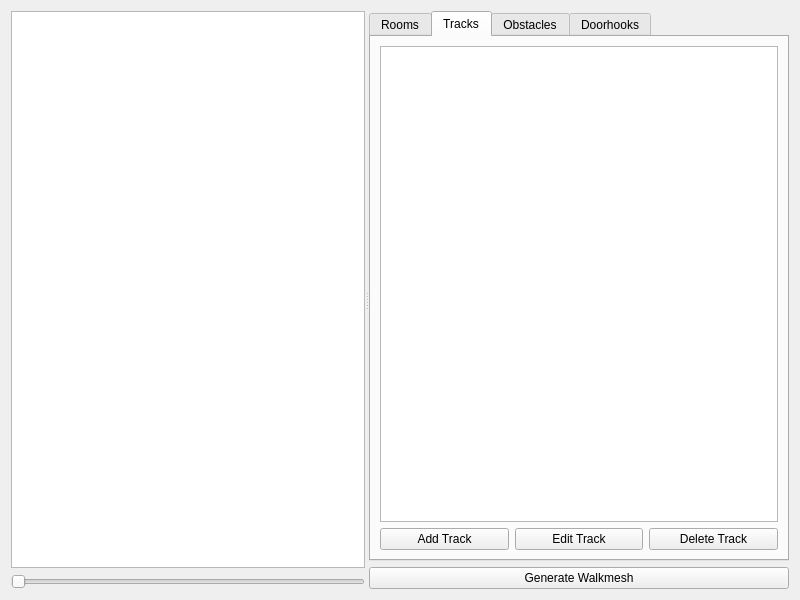
Old version of the form Tools/HolocronToolset/src/ui/widgets/renderer/lyt_editor.ui in the repository NickHugi/PyKotor.
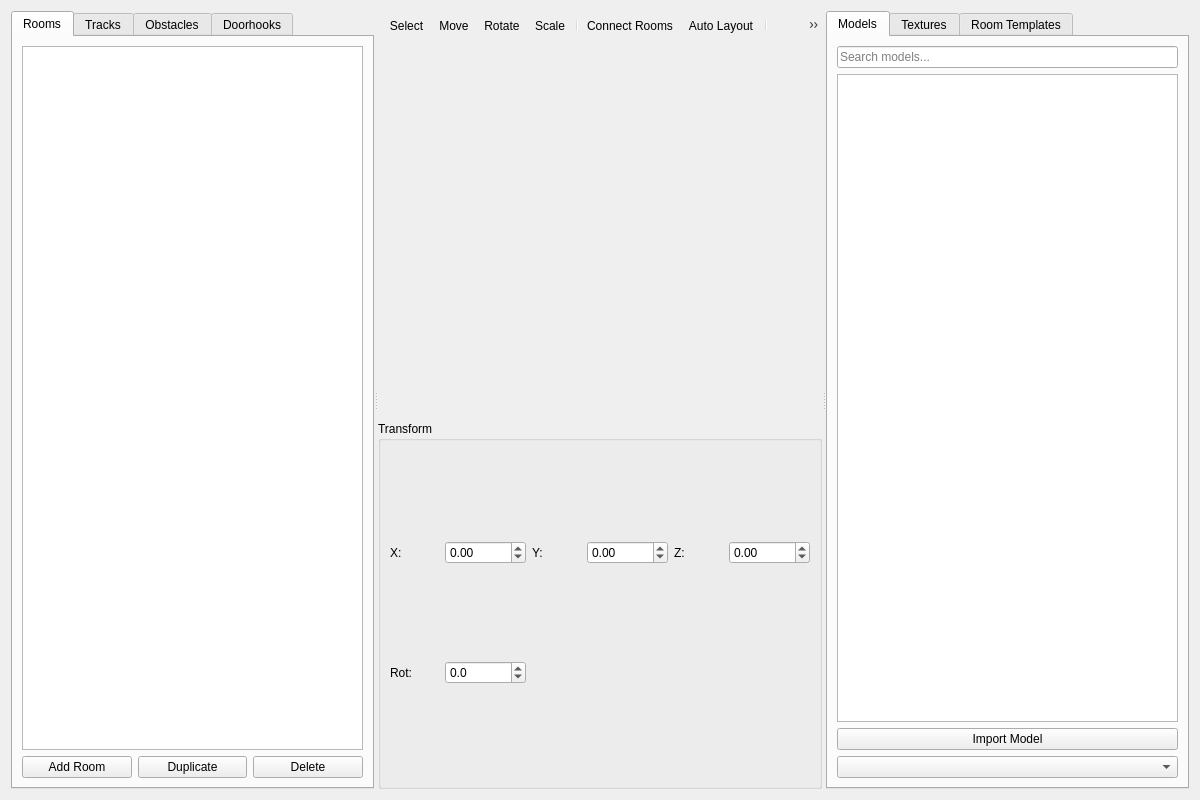
New version of the form. The open tabs and pages were chosen to show the change.

Diff of the .ui file:
```diff
--- a/Tools/HolocronToolset/src/ui/widgets/renderer/lyt_editor.ui
+++ b/Tools/HolocronToolset/src/ui/widgets/renderer/lyt_editor.ui
@@ -6,8 +6,8 @@
    <rect>
     <x>0</x>
     <y>0</y>
-    <width>800</width>
-    <height>600</height>
+    <width>1200</width>
+    <height>800</height>
    </rect>
   </property>
   <property name="windowTitle">
@@ -15,38 +15,26 @@
   </property>
   <layout class="QHBoxLayout" name="horizontalLayout">
    <item>
-    <widget class="QSplitter" name="splitter">
+    <widget class="QSplitter" name="mainSplitter">
      <property name="orientation">
       <enum>Qt::Horizontal</enum>
      </property>
-     <widget class="QWidget" name="leftPanel" native="true">
-      <layout class="QVBoxLayout" name="verticalLayout">
+     <!-- Left Panel - Element Lists -->
+     <widget class="QWidget" name="leftPanel">
+      <layout class="QVBoxLayout" name="leftPanelLayout">
        <item>
-        <widget class="QGraphicsView" name="graphicsView"/>
-       </item>
-       <item>
-        <widget class="QSlider" name="zoomSlider">
-         <property name="orientation">
-          <enum>Qt::Horizontal</enum>
-         </property>
-        </widget>
-       </item>
-      </layout>
-     </widget>
-     <widget class="QWidget" name="rightPanel" native="true">
-      <layout class="QVBoxLayout" name="verticalLayout_2">
-       <item>
-        <widget class="QTabWidget" name="tabWidget">
+        <widget class="QTabWidget" name="elementTabs">
+         <!-- Rooms Tab -->
          <widget class="QWidget" name="roomsTab">
           <attribute name="title">
            <string>Rooms</string>
           </attribute>
-          <layout class="QVBoxLayout" name="verticalLayout_3">
+          <layout class="QVBoxLayout" name="roomsLayout">
            <item>
             <widget class="QListWidget" name="roomsList"/>
            </item>
            <item>
-            <layout class="QHBoxLayout" name="horizontalLayout_2">
+            <layout class="QHBoxLayout" name="roomButtonsLayout">
              <item>
               <widget class="QPushButton" name="addRoomButton">
                <property name="text">
@@ -55,16 +43,16 @@
               </widget>
              </item>
              <item>
-              <widget class="QPushButton" name="editRoomButton">
+              <widget class="QPushButton" name="duplicateRoomButton">
                <property name="text">
-                <string>Edit Room</string>
+                <string>Duplicate</string>
                </property>
               </widget>
              </item>
              <item>
               <widget class="QPushButton" name="deleteRoomButton">
                <property name="text">
-                <string>Delete Room</string>
+                <string>Delete</string>
                </property>
               </widget>
              </item>
@@ -72,16 +60,17 @@
            </item>
           </layout>
          </widget>
+         <!-- Tracks Tab -->
          <widget class="QWidget" name="tracksTab">
           <attribute name="title">
            <string>Tracks</string>
           </attribute>
-          <layout class="QVBoxLayout" name="verticalLayout_4">
+          <layout class="QVBoxLayout" name="tracksLayout">
            <item>
             <widget class="QListWidget" name="tracksList"/>
            </item>
            <item>
-            <layout class="QHBoxLayout" name="horizontalLayout_3">
+            <layout class="QHBoxLayout" name="trackButtonsLayout">
              <item>
               <widget class="QPushButton" name="addTrackButton">
                <property name="text">
@@ -89,17 +78,10 @@
                </property>
               </widget>
              </item>
-             <item>
-              <widget class="QPushButton" name="editTrackButton">
-               <property name="text">
-                <string>Edit Track</string>
-               </property>
-              </widget>
-             </item>
              <item>
               <widget class="QPushButton" name="deleteTrackButton">
                <property name="text">
-                <string>Delete Track</string>
+                <string>Delete</string>
                </property>
               </widget>
              </item>
@@ -107,16 +89,17 @@
            </item>
           </layout>
          </widget>
+         <!-- Obstacles Tab -->
          <widget class="QWidget" name="obstaclesTab">
           <attribute name="title">
            <string>Obstacles</string>
           </attribute>
-          <layout class="QVBoxLayout" name="verticalLayout_5">
+          <layout class="QVBoxLayout" name="obstaclesLayout">
            <item>
             <widget class="QListWidget" name="obstaclesList"/>
            </item>
            <item>
-            <layout class="QHBoxLayout" name="horizontalLayout_4">
+            <layout class="QHBoxLayout" name="obstacleButtonsLayout">
              <item>
               <widget class="QPushButton" name="addObstacleButton">
                <property name="text">
@@ -124,17 +107,10 @@
                </property>
               </widget>
              </item>
-             <item>
-              <widget class="QPushButton" name="editObstacleButton">
-               <property name="text">
-                <string>Edit Obstacle</string>
-               </property>
-              </widget>
-             </item>
              <item>
               <widget class="QPushButton" name="deleteObstacleButton">
                <property name="text">
-                <string>Delete Obstacle</string>
+                <string>Delete</string>
                </property>
               </widget>
              </item>
@@ -142,16 +118,17 @@
            </item>
           </layout>
          </widget>
+         <!-- Doorhooks Tab -->
          <widget class="QWidget" name="doorhooksTab">
           <attribute name="title">
            <string>Doorhooks</string>
           </attribute>
-          <layout class="QVBoxLayout" name="verticalLayout_6">
+          <layout class="QVBoxLayout" name="doorhooksLayout">
            <item>
             <widget class="QListWidget" name="doorhooksList"/>
            </item>
            <item>
-            <layout class="QHBoxLayout" name="horizontalLayout_5">
+            <layout class="QHBoxLayout" name="doorhookButtonsLayout">
              <item>
               <widget class="QPushButton" name="addDoorhookButton">
                <property name="text">
@@ -159,17 +136,10 @@
                </property>
               </widget>
              </item>
-             <item>
-              <widget class="QPushButton" name="editDoorhookButton">
-               <property name="text">
-                <string>Edit Doorhook</string>
-               </property>
-              </widget>
-             </item>
              <item>
               <widget class="QPushButton" name="deleteDoorhookButton">
                <property name="text">
-                <string>Delete Doorhook</string>
+                <string>Delete</string>
                </property>
               </widget>
              </item>
@@ -179,11 +149,230 @@
          </widget>
         </widget>
        </item>
+      </layout>
+     </widget>
+     <!-- Center Panel - 3D View -->
+     <widget class="QWidget" name="centerPanel">
+      <layout class="QVBoxLayout" name="centerPanelLayout">
+       <!-- Toolbar -->
        <item>
-        <widget class="QPushButton" name="generateWalkmeshButton">
-         <property name="text">
-          <string>Generate Walkmesh</string>
+        <widget class="QToolBar" name="toolBar">
+         <addaction name="actionSelect"/>
+         <addaction name="actionMove"/>
+         <addaction name="actionRotate"/>
+         <addaction name="actionScale"/>
+         <addaction name="separator"/>
+         <addaction name="actionConnectRooms"/>
+         <addaction name="actionAutoLayout"/>
+         <addaction name="separator"/>
+         <addaction name="actionGrid"/>
+         <addaction name="actionSnap"/>
+         <addaction name="separator"/>
+         <addaction name="actionTop"/>
+         <addaction name="actionFront"/>
+         <addaction name="actionSide"/>
+         <addaction name="separator"/>
+         <addaction name="actionWalkmesh"/>
+        </widget>
+       </item>
+       <!-- 3D View -->
+       <item>
+        <widget class="QWidget" name="viewportContainer">
+         <layout class="QVBoxLayout" name="viewportLayout"/>
+        </widget>
+       </item>
+       <!-- Transform Controls -->
+       <item>
+        <widget class="QGroupBox" name="transformGroup">
+         <property name="title">
+          <string>Transform</string>
          </property>
+         <layout class="QGridLayout" name="transformLayout">
+           <item row="0" column="0">
+             <widget class="QLabel" name="posXLabel">
+               <property name="text">
+                <string>X:</string>
+               </property>
+             </widget>
+           </item>
+           <item row="0" column="1">
+             <widget class="QDoubleSpinBox" name="posXSpin">
+               <property name="decimals">
+                <number>2</number>
+               </property>
+               <property name="minimum">
+                <double>-10000.000000000000000</double>
+               </property>
+               <property name="maximum">
+                <double>10000.000000000000000</double>
+               </property>
+             </widget>
+           </item>
+           <item row="0" column="2">
+             <widget class="QLabel" name="posYLabel">
+               <property name="text">
+                <string>Y:</string>
+               </property>
+             </widget>
+           </item>
+           <item row="0" column="3">
+             <widget class="QDoubleSpinBox" name="posYSpin">
+               <property name="decimals">
+                <number>2</number>
+               </property>
+               <property name="minimum">
+                <double>-10000.000000000000000</double>
+               </property>
+               <property name="maximum">
+                <double>10000.000000000000000</double>
+               </property>
+             </widget>
+           </item>
+           <item row="0" column="4">
+             <widget class="QLabel" name="posZLabel">
+               <property name="text">
+                <string>Z:</string>
+               </property>
+             </widget>
+           </item>
+           <item row="0" column="5">
+             <widget class="QDoubleSpinBox" name="posZSpin">
+               <property name="decimals">
+                <number>2</number>
+               </property>
+               <property name="minimum">
+                <double>-10000.000000000000000</double>
+               </property>
+               <property name="maximum">
+                <double>10000.000000000000000</double>
+               </property>
+             </widget>
+           </item>
+           <item row="1" column="0">
+             <widget class="QLabel" name="rotLabel">
+               <property name="text">
+                <string>Rot:</string>
+               </property>
+             </widget>
+           </item>
+           <item row="1" column="1">
+             <widget class="QDoubleSpinBox" name="rotSpin">
+               <property name="decimals">
+                <number>1</number>
+               </property>
+               <property name="minimum">
+                <double>-360.000000000000000</double>
+               </property>
+               <property name="maximum">
+                <double>360.000000000000000</double>
+               </property>
+             </widget>
+           </item>
+         </layout>
+        </widget>
+       </item>
+      </layout>
+     </widget>
+     <!-- Right Panel - Asset Browser -->
+     <widget class="QWidget" name="rightPanel">
+      <layout class="QVBoxLayout" name="rightPanelLayout">
+       <item>
+        <widget class="QTabWidget" name="assetTabs">
+         <!-- Models Tab -->
+         <widget class="QWidget" name="modelsTab">
+          <attribute name="title">
+           <string>Models</string>
+          </attribute>
+          <layout class="QVBoxLayout" name="modelsLayout">
+           <item>
+            <widget class="QLineEdit" name="modelSearchEdit">
+             <property name="placeholderText">
+              <string>Search models...</string>
+             </property>
+            </widget>
+           </item>
+           <item>
+            <widget class="QListWidget" name="modelsList"/>
+           </item>
+           <item>
+            <widget class="QPushButton" name="importModelButton">
+             <property name="text">
+              <string>Import Model</string>
+             </property>
+            </widget>
+           </item>
+           <item>
+            <widget class="QComboBox" name="modelCategoryCombo">
+             <property name="toolTip">
+              <string>Filter models by category</string>
+             </property>
+            </widget>
+           </item>
+          </layout>
+         </widget>
+         <!-- Textures Tab -->
+         <widget class="QWidget" name="texturesTab">
+          <attribute name="title">
+           <string>Textures</string>
+          </attribute>
+          <layout class="QVBoxLayout" name="texturesLayout">
+           <item>
+            <widget class="QLineEdit" name="textureSearchEdit">
+             <property name="placeholderText">
+              <string>Search textures...</string>
+             </property>
+            </widget>
+           </item>
+           <item>
+            <widget class="QListWidget" name="texturesList"/>
+           </item>
+           <item>
+            <widget class="QPushButton" name="importTextureButton">
+             <property name="text">
+              <string>Import Texture</string>
+             </property>
+            </widget>
+           </item>
+           <item>
+            <widget class="QComboBox" name="textureCategoryCombo">
+             <property name="toolTip">
+              <string>Filter textures by category</string>
+             </property>
+            </widget>
+           </item>
+          </layout>
+         </widget>
+         <widget class="QWidget" name="templatesTab">
+          <attribute name="title">
+           <string>Room Templates</string>
+          </attribute>
+          <layout class="QVBoxLayout" name="templatesLayout">
+           <item>
+            <widget class="QLineEdit" name="templateSearchEdit">
+             <property name="placeholderText">
+              <string>Search templates...</string>
+             </property>
+            </widget>
+           </item>
+           <item>
+            <widget class="QListWidget" name="templatesList"/>
+           </item>
+           <item>
+            <widget class="QPushButton" name="saveTemplateButton">
+             <property name="text">
+              <string>Save as Template</string>
+             </property>
+            </widget>
+           </item>
+           <item>
+            <widget class="QComboBox" name="templateCategoryCombo">
+             <property name="toolTip">
+              <string>Filter templates by category</string>
+             </property>
+            </widget>
+           </item>
+          </layout>
+         </widget>
         </widget>
        </item>
       </layout>
@@ -191,6 +380,123 @@
     </widget>
    </item>
   </layout>
+  <action name="actionSelect">
+   <property name="checkable">
+    <bool>true</bool>
+   </property>
+   <property name="text">
+    <string>Select</string>
+   </property>
+   <property name="toolTip">
+    <string>Select Tool (S)</string>
+   </property>
+  </action>
+  <action name="actionMove">
+   <property name="checkable">
+    <bool>true</bool>
+   </property>
+   <property name="text">
+    <string>Move</string>
+   </property>
+   <property name="toolTip">
+    <string>Move Tool (M)</string>
+   </property>
+  </action>
+  <action name="actionRotate">
+   <property name="checkable">
+    <bool>true</bool>
+   </property>
+   <property name="text">
+    <string>Rotate</string>
+   </property>
+   <property name="toolTip">
+    <string>Rotate Tool (R)</string>
+   </property>
+  </action>
+  <action name="actionGrid">
+   <property name="checkable">
+    <bool>true</bool>
+   </property>
+   <property name="text">
+    <string>Grid</string>
+   </property>
+   <property name="toolTip">
+    <string>Toggle Grid (G)</string>
+   </property>
+  </action>
+  <action name="actionSnap">
+   <property name="checkable">
+    <bool>true</bool>
+   </property>
+   <property name="text">
+    <string>Snap</string>
+   </property>
+   <property name="toolTip">
+    <string>Toggle Snap to Grid</string>
+   </property>
+  </action>
+  <action name="actionTop">
+   <property name="text">
+    <string>Top</string>
+   </property>
+   <property name="toolTip">
+    <string>Top View</string>
+   </property>
+  </action>
+  <action name="actionFront">
+   <property name="text">
+    <string>Front</string>
+   </property>
+   <property name="toolTip">
+    <string>Front View</string>
+   </property>
+  </action>
+  <action name="actionSide">
+   <property name="text">
+    <string>Side</string>
+   </property>
+   <property name="toolTip">
+    <string>Side View</string>
+   </property>
+  </action>
+  <action name="actionWalkmesh">
+   <property name="checkable">
+    <bool>true</bool>
+   </property>
+   <property name="text">
+    <string>Walkmesh</string>
+   </property>
+   <property name="toolTip">
+    <string>Toggle Walkmesh</string>
+   </property>
+  </action>
+  <action name="actionScale">
+   <property name="checkable">
+    <bool>true</bool>
+   </property>
+   <property name="text">
+    <string>Scale</string>
+   </property>
+   <property name="toolTip">
+    <string>Scale Tool (T)</string>
+   </property>
+  </action>
+  <action name="actionConnectRooms">
+   <property name="text">
+    <string>Connect Rooms</string>
+   </property>
+   <property name="toolTip">
+    <string>Auto-connect selected rooms (C)</string>
+   </property>
+  </action>
+  <action name="actionAutoLayout">
+   <property name="text">
+    <string>Auto Layout</string>
+   </property>
+   <property name="toolTip">
+    <string>Automatically arrange rooms (L)</string>
+   </property>
+  </action>
  </widget>
  <resources/>
  <connections/>
```
